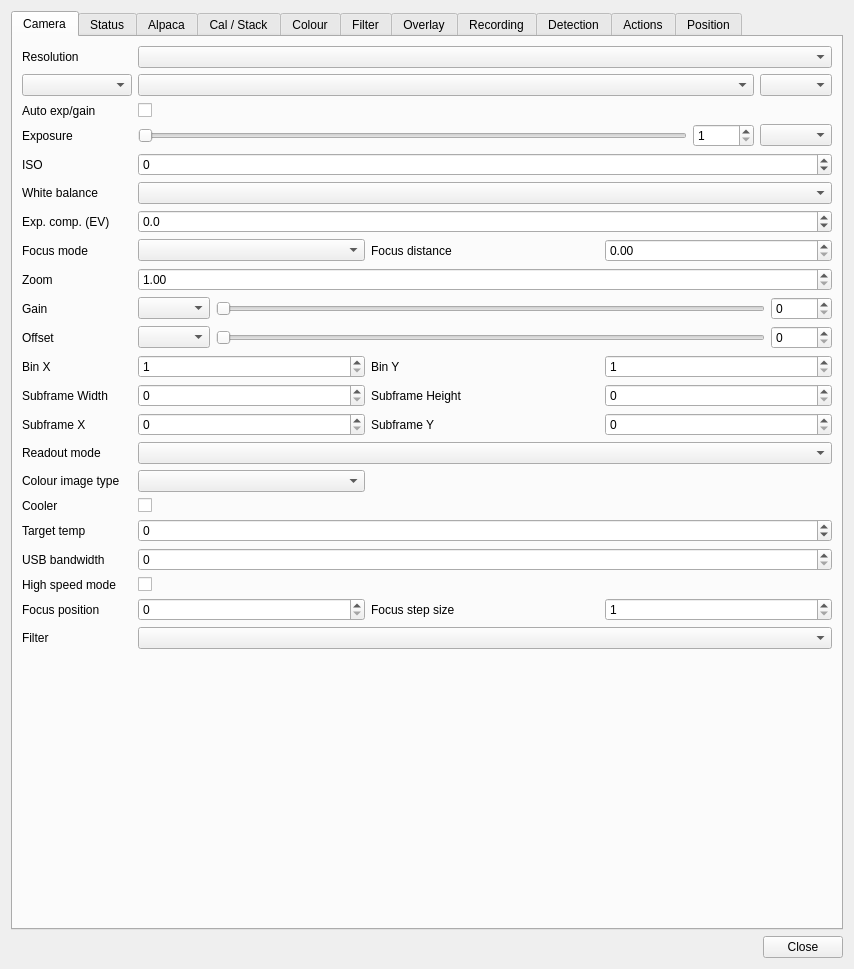
srcejon/sdrangel, file plugins/feature/camera/camerasettingsdialog.ui: the form before one commit.
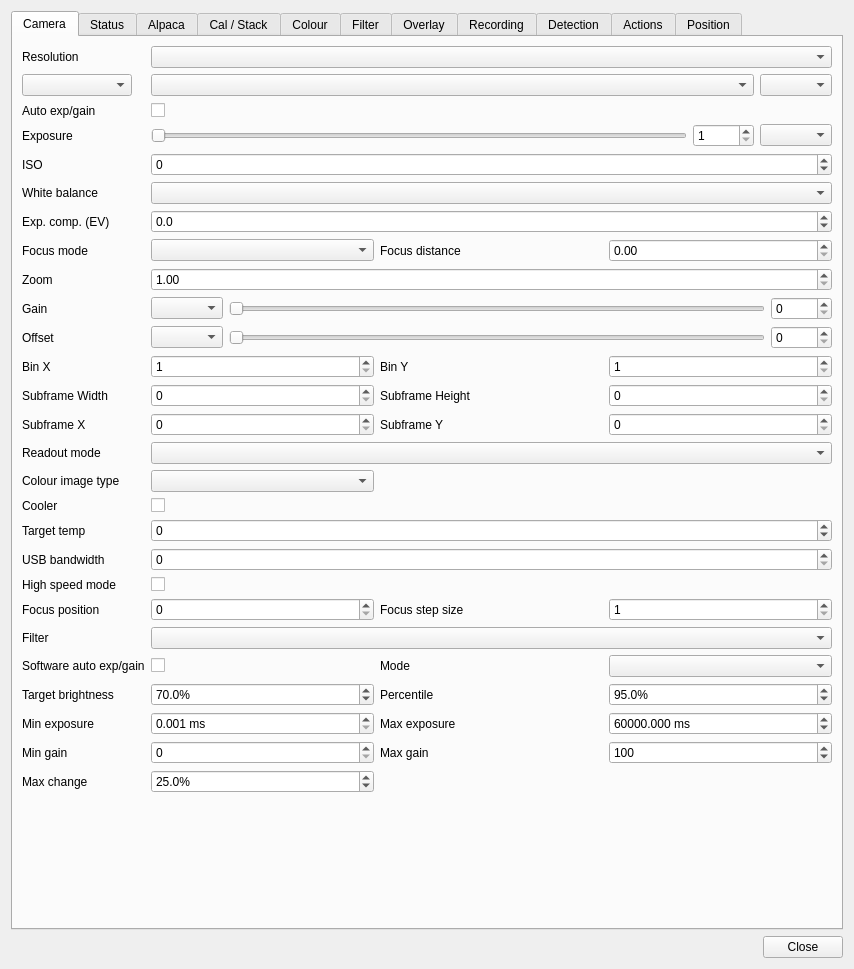
The form after the commit. Icons and pictures are not drawn. Custom widgets are drawn as their Qt base class.

Commit message: Add software auto exposure gain control

What changed in the file:
```diff
--- a/plugins/feature/camera/camerasettingsdialog.ui
+++ b/plugins/feature/camera/camerasettingsdialog.ui
@@ -726,6 +726,204 @@
            </property>
           </widget>
          </item>
+         <item row="25" column="0">
+          <widget class="QLabel" name="autoExposureGainLabel">
+           <property name="text">
+            <string>Software auto exp/gain</string>
+           </property>
+          </widget>
+         </item>
+         <item row="25" column="1">
+          <widget class="QCheckBox" name="autoExposureGainCheck">
+           <property name="toolTip">
+            <string>Measure captured images and adjust exposure time and gain in software.</string>
+           </property>
+           <property name="text">
+            <string/>
+           </property>
+          </widget>
+         </item>
+         <item row="25" column="2">
+          <widget class="QLabel" name="autoExposureGainModeLabel">
+           <property name="text">
+            <string>Mode</string>
+           </property>
+          </widget>
+         </item>
+         <item row="25" column="3">
+          <widget class="QComboBox" name="autoExposureGainModeCombo">
+           <property name="toolTip">
+            <string>Choose whether software auto exposure adjusts exposure or gain first.</string>
+           </property>
+          </widget>
+         </item>
+         <item row="26" column="0">
+          <widget class="QLabel" name="autoExposureTargetLabel">
+           <property name="text">
+            <string>Target brightness</string>
+           </property>
+          </widget>
+         </item>
+         <item row="26" column="1">
+          <widget class="QDoubleSpinBox" name="autoExposureTargetSpin">
+           <property name="toolTip">
+            <string>Target brightness for the measured percentile.</string>
+           </property>
+           <property name="suffix">
+            <string>%</string>
+           </property>
+           <property name="decimals">
+            <number>1</number>
+           </property>
+           <property name="minimum">
+            <double>1.000000000000000</double>
+           </property>
+           <property name="maximum">
+            <double>99.000000000000000</double>
+           </property>
+           <property name="value">
+            <double>70.000000000000000</double>
+           </property>
+          </widget>
+         </item>
+         <item row="26" column="2">
+          <widget class="QLabel" name="autoExposurePercentileLabel">
+           <property name="text">
+            <string>Percentile</string>
+           </property>
+          </widget>
+         </item>
+         <item row="26" column="3">
+          <widget class="QDoubleSpinBox" name="autoExposurePercentileSpin">
+           <property name="toolTip">
+            <string>Brightness percentile used for the exposure measurement.</string>
+           </property>
+           <property name="suffix">
+            <string>%</string>
+           </property>
+           <property name="decimals">
+            <number>1</number>
+           </property>
+           <property name="minimum">
+            <double>50.000000000000000</double>
+           </property>
+           <property name="maximum">
+            <double>99.900000000000006</double>
+           </property>
+           <property name="value">
+            <double>95.000000000000000</double>
+           </property>
+          </widget>
+         </item>
+         <item row="27" column="0">
+          <widget class="QLabel" name="autoExposureMinMsLabel">
+           <property name="text">
+            <string>Min exposure</string>
+           </property>
+          </widget>
+         </item>
+         <item row="27" column="1">
+          <widget class="QDoubleSpinBox" name="autoExposureMinMsSpin">
+           <property name="suffix">
+            <string> ms</string>
+           </property>
+           <property name="decimals">
+            <number>3</number>
+           </property>
+           <property name="minimum">
+            <double>0.001000000000000</double>
+           </property>
+           <property name="maximum">
+            <double>3600000.000000000000000</double>
+           </property>
+          </widget>
+         </item>
+         <item row="27" column="2">
+          <widget class="QLabel" name="autoExposureMaxMsLabel">
+           <property name="text">
+            <string>Max exposure</string>
+           </property>
+          </widget>
+         </item>
+         <item row="27" column="3">
+          <widget class="QDoubleSpinBox" name="autoExposureMaxMsSpin">
+           <property name="suffix">
+            <string> ms</string>
+           </property>
+           <property name="decimals">
+            <number>3</number>
+           </property>
+           <property name="minimum">
+            <double>0.001000000000000</double>
+           </property>
+           <property name="maximum">
+            <double>3600000.000000000000000</double>
+           </property>
+           <property name="value">
+            <double>60000.000000000000000</double>
+           </property>
+          </widget>
+         </item>
+         <item row="28" column="0">
+          <widget class="QLabel" name="autoExposureMinGainLabel">
+           <property name="text">
+            <string>Min gain</string>
+           </property>
+          </widget>
+         </item>
+         <item row="28" column="1">
+          <widget class="QSpinBox" name="autoExposureMinGainSpin">
+           <property name="maximum">
+            <number>100000</number>
+           </property>
+          </widget>
+         </item>
+         <item row="28" column="2">
+          <widget class="QLabel" name="autoExposureMaxGainLabel">
+           <property name="text">
+            <string>Max gain</string>
+           </property>
+          </widget>
+         </item>
+         <item row="28" column="3">
+          <widget class="QSpinBox" name="autoExposureMaxGainSpin">
+           <property name="maximum">
+            <number>100000</number>
+           </property>
+           <property name="value">
+            <number>100</number>
+           </property>
+          </widget>
+         </item>
+         <item row="29" column="0">
+          <widget class="QLabel" name="autoExposureMaxChangeLabel">
+           <property name="text">
+            <string>Max change</string>
+           </property>
+          </widget>
+         </item>
+         <item row="29" column="1">
+          <widget class="QDoubleSpinBox" name="autoExposureMaxChangeSpin">
+           <property name="toolTip">
+            <string>Maximum exposure or gain change after each measured frame.</string>
+           </property>
+           <property name="suffix">
+            <string>%</string>
+           </property>
+           <property name="decimals">
+            <number>1</number>
+           </property>
+           <property name="minimum">
+            <double>1.000000000000000</double>
+           </property>
+           <property name="maximum">
+            <double>100.000000000000000</double>
+           </property>
+           <property name="value">
+            <double>25.000000000000000</double>
+           </property>
+          </widget>
+         </item>
         </layout>
        </item>
        <item>
```
The commit also changes 8 other files.
